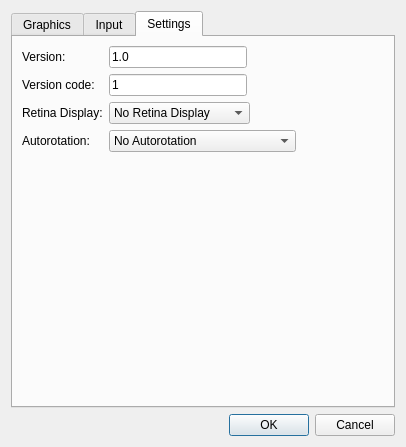
Old version of the form ui/projectpropertiesdialog.ui in the repository gideros/gideros.
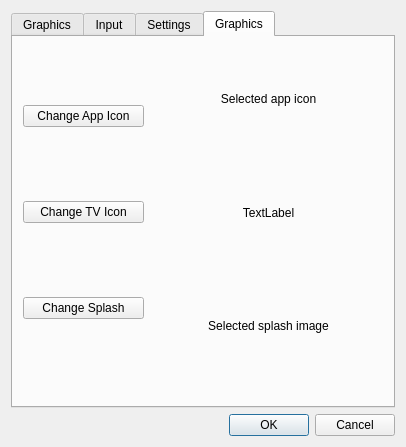
New version of the form. The open tabs and pages were chosen to show the change.

Commit message: [studio] add app icon, tv icon and splash images to project settings dialog

The edit to the form file:
```diff
--- a/ui/projectpropertiesdialog.ui
+++ b/ui/projectpropertiesdialog.ui
@@ -806,6 +806,107 @@
        </item>
       </layout>
      </widget>
+     <widget class="QWidget" name="tab_4">
+      <attribute name="title">
+       <string>Graphics</string>
+      </attribute>
+      <widget class="QWidget" name="verticalLayoutWidget">
+       <property name="geometry">
+        <rect>
+         <x>10</x>
+         <y>0</y>
+         <width>121</width>
+         <height>351</height>
+        </rect>
+       </property>
+       <layout class="QVBoxLayout" name="verticalLayout_11">
+        <item>
+         <widget class="QPushButton" name="appIcon">
+          <property name="text">
+           <string>Change App Icon</string>
+          </property>
+         </widget>
+        </item>
+        <item>
+         <widget class="QPushButton" name="tvIcon">
+          <property name="text">
+           <string>Change TV Icon</string>
+          </property>
+         </widget>
+        </item>
+        <item>
+         <widget class="QPushButton" name="splashImage">
+          <property name="text">
+           <string>Change Splash</string>
+          </property>
+         </widget>
+        </item>
+       </layout>
+      </widget>
+      <widget class="QWidget" name="verticalLayoutWidget_2">
+       <property name="geometry">
+        <rect>
+         <x>140</x>
+         <y>10</y>
+         <width>231</width>
+         <height>331</height>
+        </rect>
+       </property>
+       <layout class="QVBoxLayout" name="verticalLayout_12">
+        <property name="spacing">
+         <number>10</number>
+        </property>
+        <item>
+         <widget class="QLabel" name="appIconLabel">
+          <property name="maximumSize">
+           <size>
+            <width>16777215</width>
+            <height>16777215</height>
+           </size>
+          </property>
+          <property name="layoutDirection">
+           <enum>Qt::RightToLeft</enum>
+          </property>
+          <property name="text">
+           <string>Selected app icon</string>
+          </property>
+          <property name="scaledContents">
+           <bool>false</bool>
+          </property>
+          <property name="alignment">
+           <set>Qt::AlignCenter</set>
+          </property>
+         </widget>
+        </item>
+        <item>
+         <widget class="QLabel" name="tvIconLabel">
+          <property name="text">
+           <string>TextLabel</string>
+          </property>
+          <property name="scaledContents">
+           <bool>false</bool>
+          </property>
+          <property name="alignment">
+           <set>Qt::AlignCenter</set>
+          </property>
+         </widget>
+        </item>
+        <item>
+         <widget class="QLabel" name="splashImageLabel">
+          <property name="text">
+           <string>Selected splash image</string>
+          </property>
+          <property name="scaledContents">
+           <bool>false</bool>
+          </property>
+          <property name="alignment">
+           <set>Qt::AlignCenter</set>
+          </property>
+         </widget>
+        </item>
+       </layout>
+      </widget>
+     </widget>
     </widget>
    </item>
    <item>
```
The commit also changes 4 other files.
